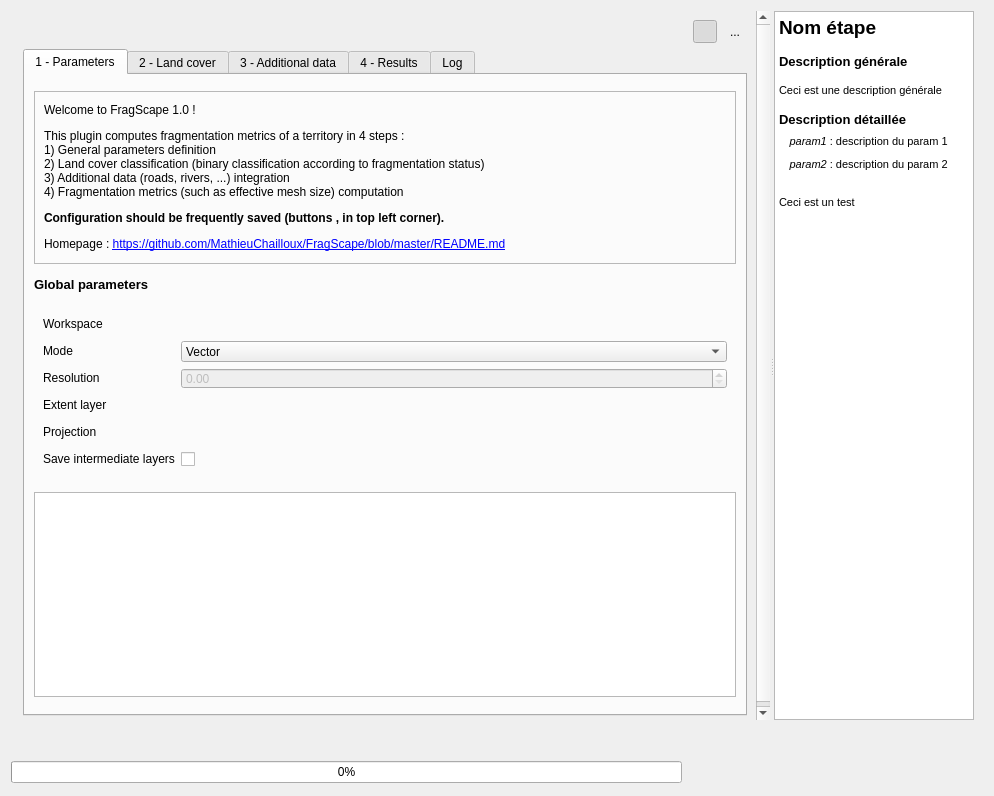
This is FragScape_dialog_base.ui in MathieuChailloux/FragScape as Qt 5 draws it before an edit. The edited form follows.
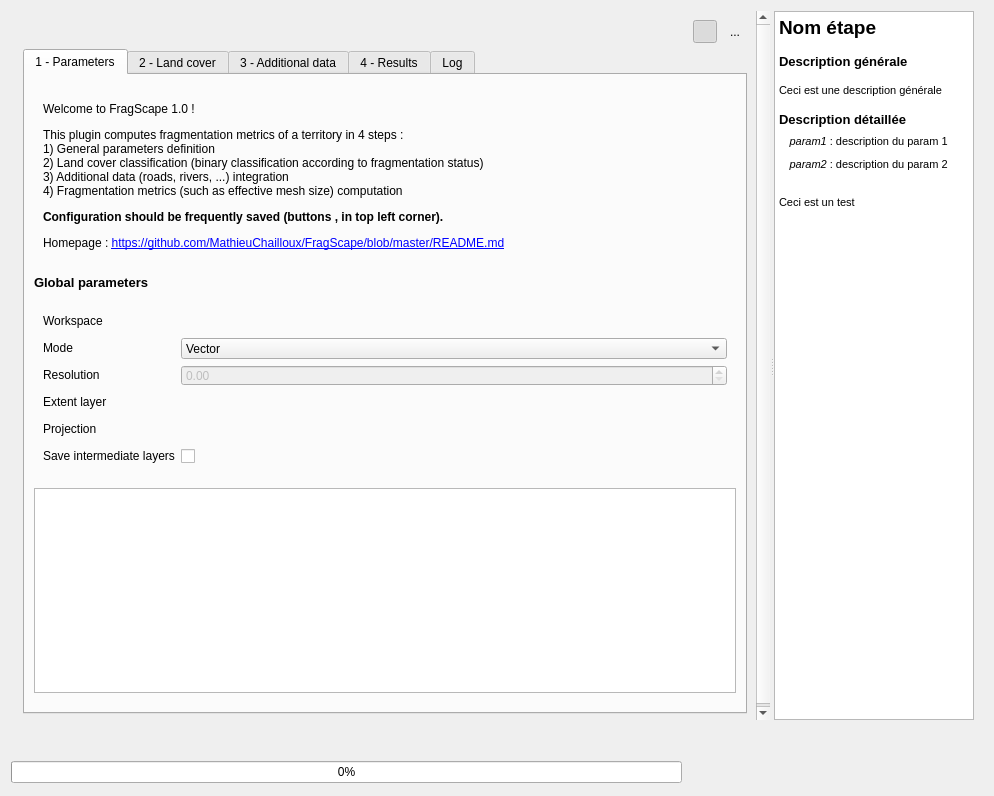
This is the edited form. Icons and pictures are not drawn. Custom widgets are drawn as their Qt base class.

Commit message: Fixing frames style

The edit to the form file:
```diff
--- a/FragScape_dialog_base.ui
+++ b/FragScape_dialog_base.ui
@@ -183,7 +183,7 @@
                   </size>
                  </property>
                  <property name="frameShape">
-                  <enum>QFrame::StyledPanel</enum>
+                  <enum>QFrame::NoFrame</enum>
                  </property>
                  <property name="frameShadow">
                   <enum>QFrame::Raised</enum>
@@ -209,6 +209,9 @@
                       <height>153</height>
                      </size>
                     </property>
+                    <property name="frameShadow">
+                     <enum>QFrame::Plain</enum>
+                    </property>
                     <property name="text">
                      <string>&lt;html&gt;&lt;head/&gt;&lt;body&gt;&lt;p&gt;Welcome to FragScape 1.0 !&lt;/p&gt;&lt;p&gt;This plugin computes fragmentation metrics of a territory in 4 steps : &lt;br/&gt;1) General parameters definition&lt;br/&gt;2) Land cover classification (binary classification according to fragmentation status)&lt;br/&gt;3) Additional data (roads, rivers, ...) integration&lt;br/&gt;4) Fragmentation metrics (such as effective mesh size) computation&lt;/p&gt;&lt;p&gt;&lt;span style=&quot; font-weight:600;&quot;&gt;Configuration should be frequently saved (buttons &lt;/span&gt;&lt;img src=&quot;:/plugins/FragScape/icons/mActionFileSaveAs.svg&quot;/&gt;&lt;span style=&quot; font-weight:600;&quot;&gt;, &lt;/span&gt;&lt;img src=&quot;:/plugins/FragScape/icons/mActionFileSave.svg&quot;/&gt;&lt;span style=&quot; font-weight:600;&quot;&gt; in top left corner).&lt;/span&gt;&lt;/p&gt;&lt;p&gt;Homepage : &lt;a href=&quot;https://github.com/MathieuChailloux/FragScape/blob/master/README.md&quot;&gt;&lt;span style=&quot; text-decoration: underline; color:#0000ff;&quot;&gt;https://github.com/MathieuChailloux/FragScape/blob/master/README.md&lt;/span&gt;&lt;/a&gt;&lt;/p&gt;&lt;/body&gt;&lt;/html&gt;</string>
                     </property>
@@ -2099,7 +2102,7 @@
                <item>
                 <widget class="QFrame" name="frame_4">
                  <property name="frameShape">
-                  <enum>QFrame::StyledPanel</enum>
+                  <enum>QFrame::NoFrame</enum>
                  </property>
                  <property name="frameShadow">
                   <enum>QFrame::Raised</enum>
```
Left out of the diff: 4 changed lines with no effect on the pictures. The commit also changes 1 other file.
